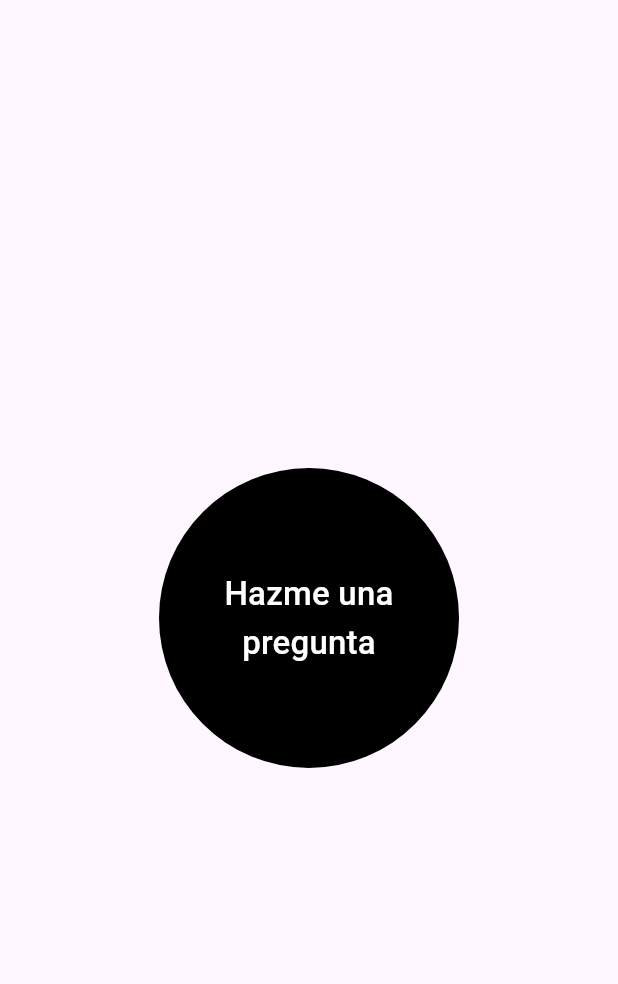
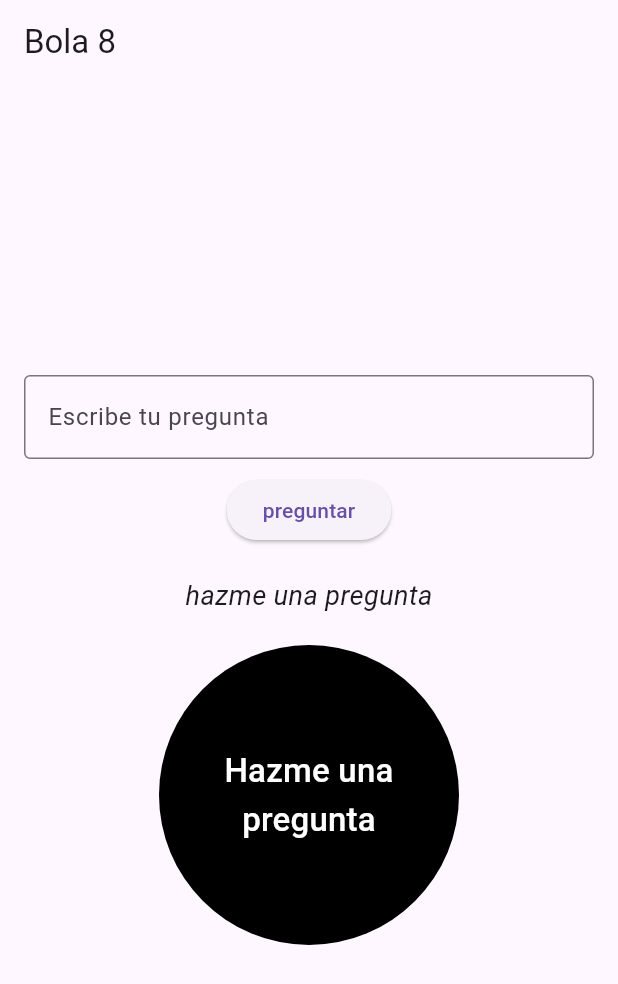
Before and after one commit to AlejandroArafi/App_bola_8, a Flutter app: the screen it shows after launch, on a phone screen of 412 x 824 dp. Shown: the top 984 px of the screen. Run offline on Flutter 3.47's test engine with Material 3 defaults, Android fonts, the phone set to English and light mode, and no system bars; our stand-ins replace audioplayers, sensors_plus.

```diff
--- a/lib/main.dart
+++ b/lib/main.dart
@@ -24,6 +24,8 @@ class _MainAppState extends State<MainApp> {
   ];
   String _respuestaActual = "Hazme una pregunta";
   final AudioPlayer _audioPlayer = AudioPlayer();
+  final TextEditingController _controller = TextEditingController();
+  String _preguntaActual = "";
 
   @override
   void initState() {
@@ -42,16 +44,53 @@ class _MainAppState extends State<MainApp> {
     _audioPlayer.play(AssetSource('audio/magic_sound.mp3'));
   }
 
+  void _enviarPregunta() {
+    setState(() {
+      _preguntaActual = _controller.text;
+      _controller.clear();
+      _cambiarRespuesta();
+    });
+  }
+
   @override
   Widget build(BuildContext context) {
     return MaterialApp(
       home: Scaffold(
-        body: Center(
-          child: InkWell(
+        appBar: AppBar(
+          title: const Text('Bola 8'),
+        ),
+        body: Padding(
+          padding: const EdgeInsets.all(16.0),
+          child: Column(
+            mainAxisAlignment: MainAxisAlignment.center,
+            children: [
+              TextField(
+                controller: _controller,
+                decoration: InputDecoration(
+                  hintText: 'Escribe tu pregunta',
+                  border: OutlineInputBorder(),
+                ),
+              ),
+              SizedBox(height: 10),
+              ElevatedButton(
+                onPressed: _enviarPregunta,
+                child: Text('preguntar'),
+              ),
+              SizedBox(height: 20),
+              Text(
+                _preguntaActual.isEmpty
+                    ? 'hazme una pregunta'
+                    : _preguntaActual,
+                style: TextStyle(fontSize: 18, fontStyle: FontStyle.italic),
+              ),
+              SizedBox(height: 20),
+              InkWell(
                 onTap: _cambiarRespuesta,
                 child: CircleAvatar(
                   radius: 100,
                   backgroundColor: Colors.black,
+                  child: Padding(
+                    padding: const EdgeInsets.all(16.0),
                     child: Text(
                       _respuestaActual,
                       style: const TextStyle(color: Colors.white, fontSize: 22),
@@ -60,6 +99,9 @@ class _MainAppState extends State<MainApp> {
                   ),
                 ),
               ),
+            ],
+          ),
+        ),
       ),
     );
   }
```
Lines whose indentation alone changed are shown as unchanged.
